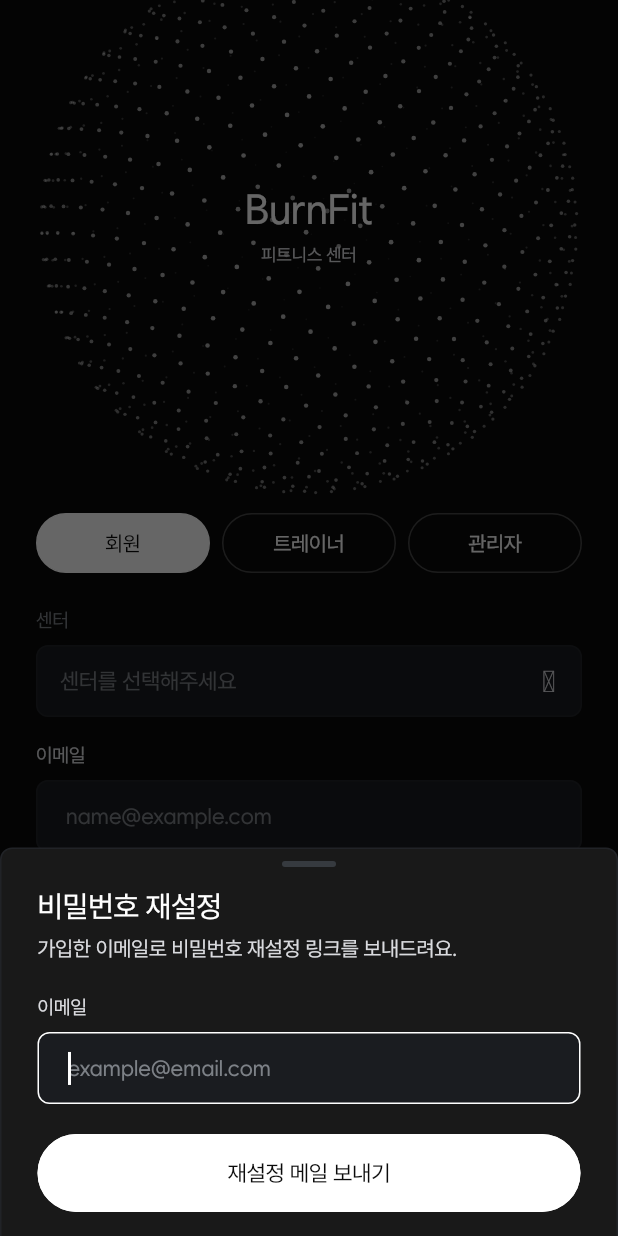
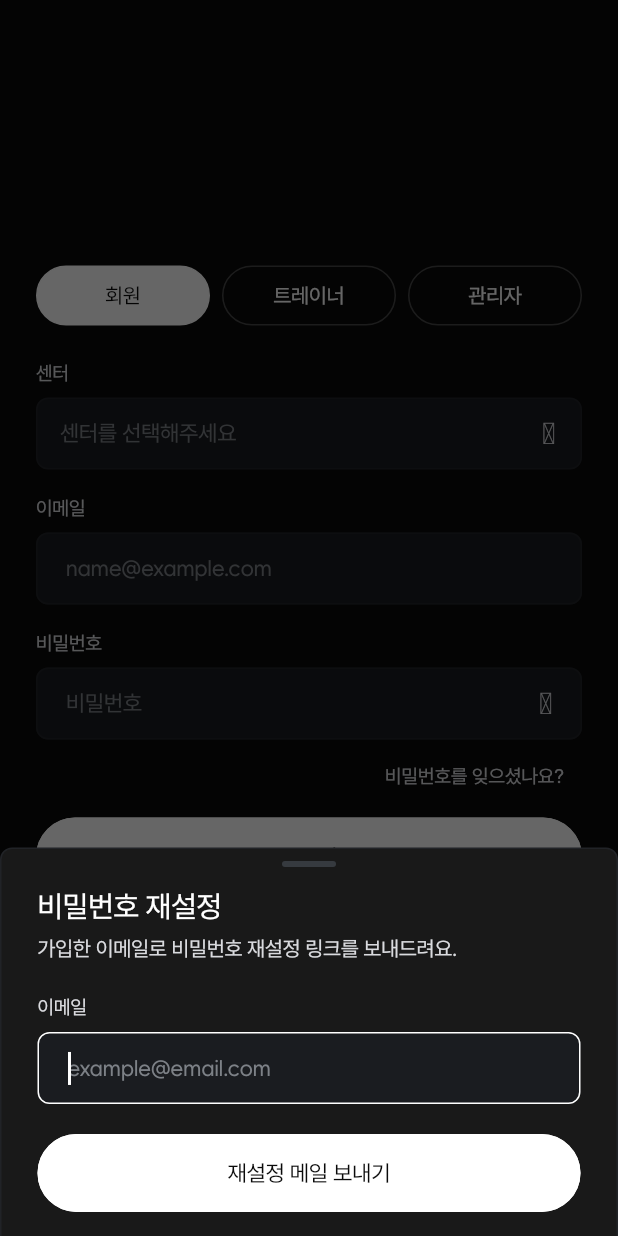
Before and after one commit to piljupark/burnfit, a Flutter app: the screen it shows after launch, after a tap on "비밀번호를 잊으셨나요?", on a phone screen of 412 x 824 dp. Run offline on Flutter 3.47's test engine with Material 3 defaults, Android fonts, the phone set to English and light mode, and no system bars; our stand-ins replace cloud_firestore, cloud_functions, firebase_auth, firebase_core, firebase_messaging, firebase_storage and 5 more; missing offline and left inert: phosphor_icons; accounts and stored records are empty; project files that could hold a hidden picture were left out.

Commit message:
design(login): 상단 점 구체·로고 제거, 로그인 폼만 화면 가운데에
- 점 구체(_DotGlobe)와 BurnFit 워드마크·'피트니스 센터' 문구 삭제
- 역할 → 센터·이메일·비밀번호 → 로그인 → 가입 폼을 세로 가운데 정렬 (키보드 시 스크롤)
- 보이는 제목 대신 스크린리더용 제목 'BurnFit 로그인'
- 센터 라벨 색을 다른 입력 라벨(body)과 통일

Co-Authored-By: Claude Opus 5.5 <noreply@anthropic.com>

```diff
--- a/lib/screens/login_screen.dart
+++ b/lib/screens/login_screen.dart
@@ -1,5 +1,3 @@
-import 'dart:math' as math;
-
 import 'package:flutter/material.dart';
 import 'package:gap/gap.dart';
 import 'package:provider/provider.dart';
@@ -154,21 +152,24 @@ class _LoginScreenState extends State<LoginScreen> {
       backgroundColor: AppColors.canvas,
       body: LayoutBuilder(
         builder: (context, constraints) => SingleChildScrollView(
-          padding: EdgeInsets.only(bottom: media.padding.bottom + AppSpacing.xl2),
+          padding: EdgeInsets.only(
+            top: media.padding.top + AppSpacing.xl2,
+            bottom: media.padding.bottom + AppSpacing.xl2,
+          ),
           child: ConstrainedBox(
+            // 폼이 화면보다 작으면 세로 가운데, 키보드가 올라오면 스크롤
             constraints: BoxConstraints(
-              minHeight: constraints.maxHeight - media.padding.bottom - AppSpacing.xl2,
+              minHeight: constraints.maxHeight - media.padding.vertical - AppSpacing.xl2 * 2,
             ),
             child: Form(
               key: _formKey,
               child: Column(
-                mainAxisAlignment: MainAxisAlignment.spaceBetween,
+                mainAxisAlignment: MainAxisAlignment.center,
                 crossAxisAlignment: CrossAxisAlignment.stretch,
                 children: [
-                  // 상단: 점 구체 + 워드마크
-                  _OrbBrand(topInset: media.padding.top),
-
-                  // 하단: 역할 → 센터·이메일·비밀번호 → 로그인 → 가입
+                  // 보이는 제목은 없지만 스크린리더에는 화면 이름을 알린다
+                  Semantics(header: true, label: 'BurnFit 로그인', child: const SizedBox.shrink()),
+                  // 화면 가운데: 역할 → 센터·이메일·비밀번호 → 로그인 → 가입
                   Padding(
                     padding: const EdgeInsets.symmetric(horizontal: AppSpacing.xl),
                     child: Column(
@@ -242,160 +243,6 @@ class _LoginScreenState extends State<LoginScreen> {
       ),
     );
   }
-}
-
-// ─────────────────────────────────────────────────────────────────────────────
-// 상단 점 구체 + 워드마크
-// ─────────────────────────────────────────────────────────────────────────────
-
-class _OrbBrand extends StatelessWidget {
-  final double topInset;
-
-  const _OrbBrand({required this.topInset});
-
-  static const double _orbSize = 380;
-
-  @override
-  Widget build(BuildContext context) {
-    final height = topInset + 340;
-    final orbCenterY = topInset + 150;
-    return SizedBox(
-      height: height,
-      child: LayoutBuilder(
-        builder: (context, constraints) => Stack(
-          clipBehavior: Clip.none,
-          children: [
-            // 장식용 구체: 화면 위로 일부 잘려도 된다
-            Positioned(
-              left: (constraints.maxWidth - _orbSize) / 2,
-              top: orbCenterY - _orbSize / 2,
-              child: const ExcludeSemantics(child: _DotGlobe(size: _orbSize)),
-            ),
-            Positioned(
-              left: 0,
-              right: 0,
-              top: orbCenterY - 28,
-              child: Column(
-                children: [
-                  Semantics(
-                    header: true,
-                    child: Text(
-                      'BurnFit',
-                      style: AppTextStyles.displayMd.copyWith(
-                        // 점 위에서도 읽히도록 캔버스 색 번짐 (그림자가 아니라 글자 뒤 바탕 지우기)
-                        shadows: const [Shadow(color: AppColors.canvas, blurRadius: 16)],
-                      ),
-                    ),
-                  ),
-                  const Gap(6),
-                  Text(
-                    '피트니스 센터',
-                    style: AppTextStyles.captionSmall.copyWith(
-                      color: AppColors.body,
-                      shadows: const [Shadow(color: AppColors.canvas, blurRadius: 10)],
-                    ),
-                  ),
-                ],
-              ),
-            ),
-          ],
-        ),
-      ),
-    );
-  }
-}
-
-/// 로그인 배경용 큰 점 구체. OrbLoader와 같은 피보나치 구면·회전·깊이 표현이지만
-/// 점을 촘촘하고 작게 그린다 (OrbLoader는 점 크기가 지름에 비례해 큰 크기에서 거칠어진다).
-/// 움직임 줄이기 설정이면 멈춘다.
-class _DotGlobe extends StatefulWidget {
-  final double size;
-
-  const _DotGlobe({required this.size});
-
-  @override
-  State<_DotGlobe> createState() => _DotGlobeState();
-}
-
-class _DotGlobeState extends State<_DotGlobe> with SingleTickerProviderStateMixin {
-  late final AnimationController _controller =
-      AnimationController(vsync: this, duration: const Duration(seconds: 40));
-
-  @override
-  void didChangeDependencies() {
-    super.didChangeDependencies();
-    final reduceMotion = MediaQuery.maybeDisableAnimationsOf(context) ?? false;
-    if (reduceMotion) {
-      _controller.stop();
-    } else if (!_controller.isAnimating) {
-      _controller.repeat();
-    }
-  }
-
-  @override
-  void dispose() {
-    _controller.dispose();
-    super.dispose();
-  }
-
-  @override
-  Widget build(BuildContext context) {
-    return RepaintBoundary(
-      child: SizedBox.square(
-        dimension: widget.size,
-        child: AnimatedBuilder(
-          animation: _controller,
-          builder: (context, _) => CustomPaint(
-            painter: _DotGlobePainter(angle: _controller.value * 2 * math.pi),
-          ),
-        ),
-      ),
-    );
-  }
-}
-
-class _DotGlobePainter extends CustomPainter {
-  final double angle;
-
-  _DotGlobePainter({required this.angle});
-
-  static final List<List<double>> _points = () {
-    const n = 900;
-    final golden = math.pi * (3 - math.sqrt(5));
-    return List.generate(n, (i) {
-      final y = 1 - (i / (n - 1)) * 2;
-      final r = math.sqrt(1 - y * y);
-      final theta = golden * i;
-      return [math.cos(theta) * r, y, math.sin(theta) * r];
-    });
-  }();
-
-  @override
-  void paint(Canvas canvas, Size size) {
-    final radius = size.shortestSide / 2;
-    final center = size.center(Offset.zero);
-    final cosA = math.cos(angle), sinA = math.sin(angle);
-    const tilt = 0.35;
-    final cosT = math.cos(tilt), sinT = math.sin(tilt);
-    final paint = Paint()..isAntiAlias = true;
-
-    for (final p in _points) {
-      final x1 = p[0] * cosA + p[2] * sinA;
-      final z1 = -p[0] * sinA + p[2] * cosA;
-      final y2 = p[1] * cosT - z1 * sinT;
-      final z2 = p[1] * sinT + z1 * cosT;
-      final depth = (z2 + 1) / 2; // 0(뒤) ~ 1(앞)
-      paint.color = AppColors.ink.withValues(alpha: 0.08 + 0.62 * depth);
-      canvas.drawCircle(
-        center + Offset(x1 * radius * 0.94, y2 * radius * 0.94),
-        0.5 + 1.1 * depth,
-        paint,
-      );
-    }
-  }
-
-  @override
-  bool shouldRepaint(_DotGlobePainter old) => old.angle != angle;
 }
 
 // ─────────────────────────────────────────────────────────────────────────────
@@ -494,7 +341,7 @@ class _CenterSelector extends StatelessWidget {
     return Column(
       crossAxisAlignment: CrossAxisAlignment.start,
       children: [
-        ExcludeSemantics(child: Text('센터', style: AppTextStyles.bodySm)),
+        ExcludeSemantics(child: Text('센터', style: AppTextStyles.bodySm.copyWith(color: AppColors.body))),
         const Gap(AppSpacing.sm),
         Semantics(
           button: true,
```
